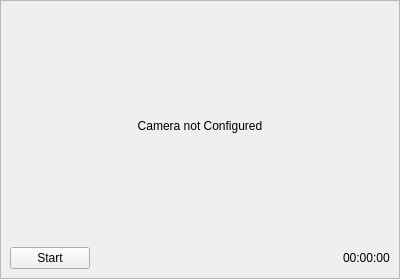
First picture: the form in ui/CameraWidget.ui, repository ETHZ-INS/Flow3R, before the edit.
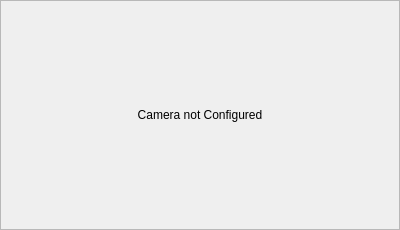
Second picture: the form after the edit.

Patch:
```diff
--- a/ui/CameraWidget.ui
+++ b/ui/CameraWidget.ui
@@ -7,7 +7,7 @@
     <x>0</x>
     <y>0</y>
     <width>400</width>
-    <height>279</height>
+    <height>230</height>
    </rect>
   </property>
   <property name="features">
@@ -50,92 +50,14 @@
          <property name="text">
           <string>Camera not Configured</string>
          </property>
+         <property name="textFormat">
+          <enum>Qt::RichText</enum>
+         </property>
          <property name="alignment">
           <set>Qt::AlignCenter</set>
          </property>
         </widget>
        </item>
-       <item>
-        <widget class="QFrame" name="frame">
-         <property name="sizePolicy">
-          <sizepolicy hsizetype="Preferred" vsizetype="Maximum">
-           <horstretch>0</horstretch>
-           <verstretch>0</verstretch>
-          </sizepolicy>
-         </property>
-         <property name="minimumSize">
-          <size>
-           <width>0</width>
-           <height>20</height>
-          </size>
-         </property>
-         <property name="maximumSize">
-          <size>
-           <width>16777215</width>
-           <height>16777215</height>
-          </size>
-         </property>
-         <property name="frameShape">
-          <enum>QFrame::NoFrame</enum>
-         </property>
-         <property name="frameShadow">
-          <enum>QFrame::Raised</enum>
-         </property>
-         <layout class="QHBoxLayout" name="horizontalLayout">
-          <property name="leftMargin">
-           <number>0</number>
-          </property>
-          <property name="topMargin">
-           <number>0</number>
-          </property>
-          <property name="rightMargin">
-           <number>0</number>
-          </property>
-          <property name="bottomMargin">
-           <number>0</number>
-          </property>
-          <item>
-           <widget class="QPushButton" name="btn_start">
-            <property name="minimumSize">
-             <size>
-              <width>0</width>
-              <height>0</height>
-             </size>
-            </property>
-            <property name="text">
-             <string>Start</string>
-            </property>
-           </widget>
-          </item>
-          <item>
-           <spacer name="horizontalSpacer">
-            <property name="orientation">
-             <enum>Qt::Horizontal</enum>
-            </property>
-            <property name="sizeHint" stdset="0">
-             <size>
-              <width>40</width>
-              <height>0</height>
-             </size>
-            </property>
-           </spacer>
-          </item>
-          <item>
-           <widget class="QLabel" name="lbl_time">
-            <property name="sizePolicy">
-             <sizepolicy hsizetype="Preferred" vsizetype="Maximum">
-              <horstretch>0</horstretch>
-              <verstretch>0</verstretch>
-             </sizepolicy>
-            </property>
-            <property name="text">
-             <string>00:00:00</string>
-            </property>
-           </widget>
-          </item>
-         </layout>
-        </widget>
-       </item>
       </layout>
      </widget>
     </item>
```
Left out of the diff: 4 changed lines with no effect on the pictures.
